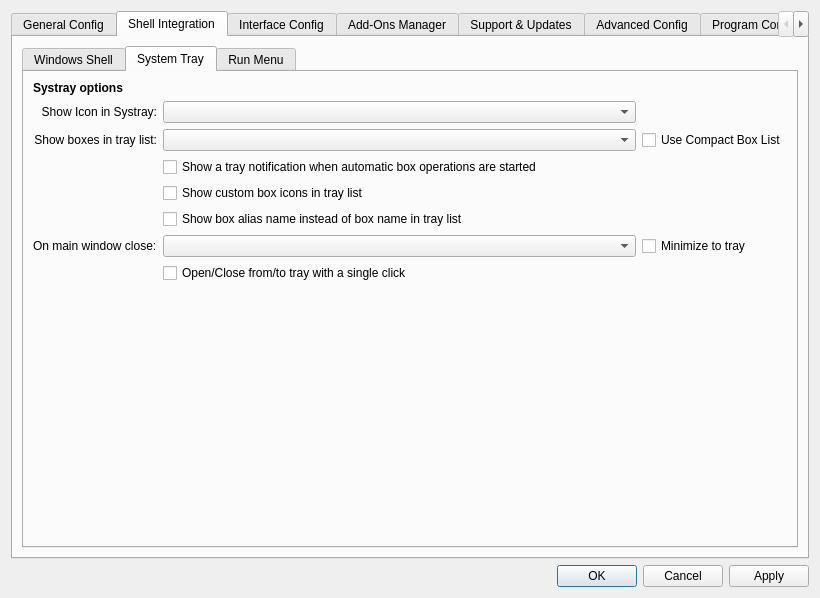
xialaup/Sandboxie, file SandboxiePlus/SandMan/Forms/SettingsWindow.ui: the form before one commit.
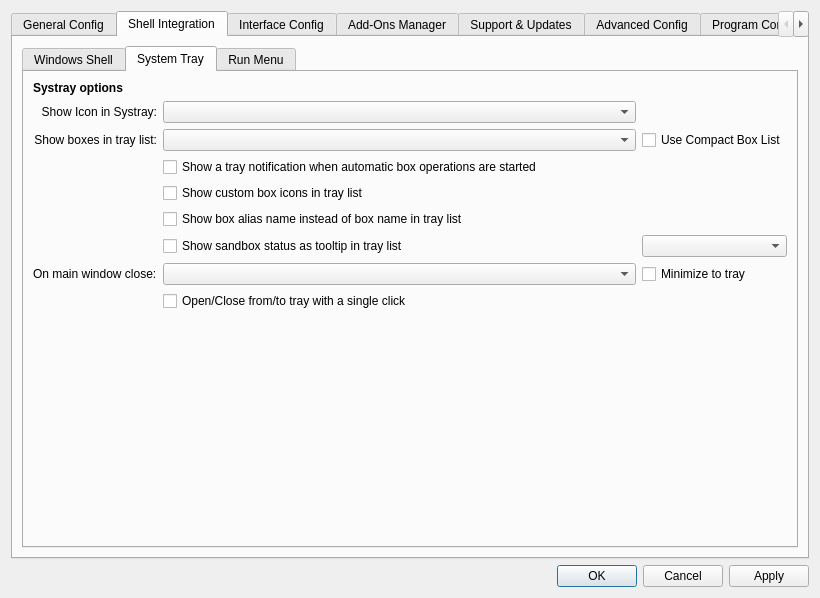
The form after the commit. The open tabs and pages were chosen to show the change. Icons and pictures are not drawn.

Commit message: Tray: tooltip options, ordering, and icon caching

The edit to the form file:
```diff
--- a/SandboxiePlus/SandMan/Forms/SettingsWindow.ui
+++ b/SandboxiePlus/SandMan/Forms/SettingsWindow.ui
@@ -801,7 +801,7 @@
                  </property>
                 </widget>
                </item>
-               <item row="6" column="1">
+               <item row="7" column="1">
                 <widget class="QComboBox" name="cmbOnClose"/>
                </item>
                <item row="2" column="1">
@@ -814,7 +814,7 @@
                  </property>
                 </widget>
                </item>
-               <item row="6" column="0">
+               <item row="7" column="0">
                 <widget class="QLabel" name="label_28">
                  <property name="text">
                   <string>On main window close:</string>
@@ -831,7 +831,7 @@
                  </property>
                 </widget>
                </item>
-               <item row="6" column="2">
+               <item row="7" column="2">
                 <widget class="QCheckBox" name="chkMinimize">
                  <property name="text">
                   <string>Minimize to tray</string>
@@ -852,6 +852,22 @@
                  </property>
                 </widget>
                </item>
+               <item row="6" column="1">
+                <widget class="QCheckBox" name="chkTrayStatusTip">
+                 <property name="tristate">
+                  <bool>true</bool>
+                 </property>
+                 <property name="toolTip">
+                  <string>Tri-state behavior: unchecked = never, partially checked = only while Ctrl is held (default), checked = always.</string>
+                 </property>
+                 <property name="text">
+                  <string>Show sandbox status as tooltip in tray list</string>
+                 </property>
+                </widget>
+               </item>
+               <item row="6" column="2">
+                <widget class="QComboBox" name="cmbTrayStatusTipModifier"/>
+               </item>
               </layout>
              </item>
             </layout>
```
The commit also changes 5 other files.
